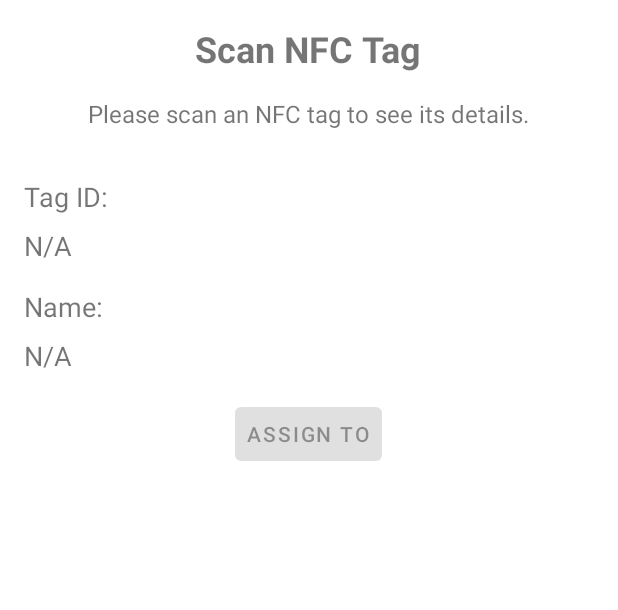
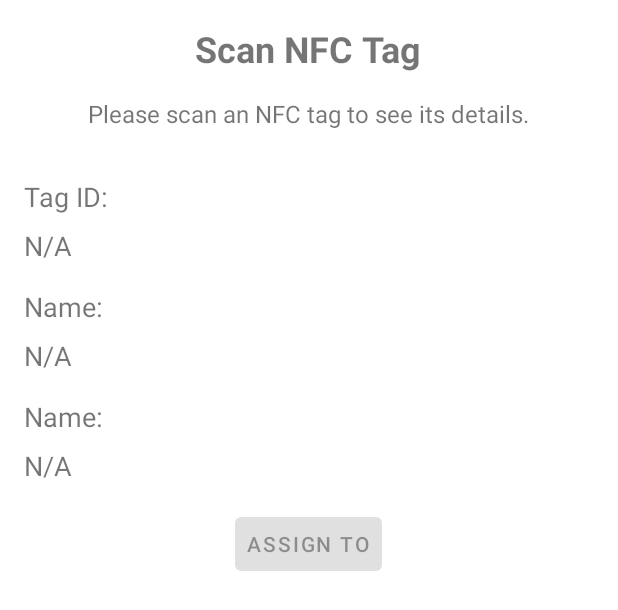
Before and after one commit to Statictide/NFC-scanner-android, an Android app: the layout fragment_home.xml on its own in the app's theme, with its tools: preview values and no code run, on a phone screen of 412 x 824 dp. Shown: the top 610 px of the screen. Run offline under Robolectric (Android 15) with nearby library versions, the phone set to English and light mode, and no system bars.

Commit message:
added assign parent

```diff
--- a/app/src/main/AndroidManifest.xml
+++ b/app/src/main/AndroidManifest.xml
@@ -21,8 +21,7 @@
 
         <activity
             android:name=".MainActivity"
-            android:exported="true"
-            android:label="@string/app_name">
+            android:exported="true">
 
             <intent-filter>
                 <action android:name="android.intent.action.MAIN" />
--- a/app/src/main/java/dk/sierrasoftware/nfcscanner/ui/home/HomeFragment.kt
+++ b/app/src/main/java/dk/sierrasoftware/nfcscanner/ui/home/HomeFragment.kt
@@ -52,6 +52,10 @@ class HomeFragment : Fragment() {
             assignButton.isEnabled = false
         }
 
+        arguments?.getString("parent")?.let { binding.parentValue.text = it }?: run {
+            binding.parentValue.text = R.string.na.toString()
+        }
+
         return root
     }
 
--- a/app/src/main/res/layout/fragment_home.xml
+++ b/app/src/main/res/layout/fragment_home.xml
@@ -62,6 +62,24 @@
         android:textSize="@dimen/text_size_medium"
         android:paddingBottom="@dimen/padding_large" />
 
+
+    <!-- Parrent -->
+    <TextView
+        android:id="@+id/parent_label"
+        android:layout_width="wrap_content"
+        android:layout_height="wrap_content"
+        android:text="@string/name_label"
+        android:textSize="@dimen/text_size_medium"
+        android:paddingBottom="@dimen/padding_medium" />
+
+    <TextView
+        android:id="@+id/parent_value"
+        android:layout_width="wrap_content"
+        android:layout_height="wrap_content"
+        android:text="@string/na"
+        android:textSize="@dimen/text_size_medium"
+        android:paddingBottom="@dimen/padding_large" />
+
     <!-- Optional Image -->
     <ImageView
         android:id="@+id/tag_image"
--- a/app/src/main/res/values/strings.xml
+++ b/app/src/main/res/values/strings.xml
@@ -8,7 +8,7 @@
     <string name="instructions_scan_nfc">Please scan an NFC tag to see its details.</string>
     <string name="tag_id_label">Tag ID:</string>
     <string name="name_label">Name:</string>
-    <string name="owner_label">Owner:</string>
+    <string name="parent_label">Parent:</string>
     <string name="image_label">Image:</string>
     <string name="na">N/A</string>
     <string name="assign_button">Assign to</string>
```
Also changed, not shown: app/src/main/java/dk/sierrasoftware/nfcscanner/MainActivity.kt (+86 -15 lines), app/src/main/java/dk/sierrasoftware/nfcscanner/api/ApiService.kt (+9 -2 lines).
